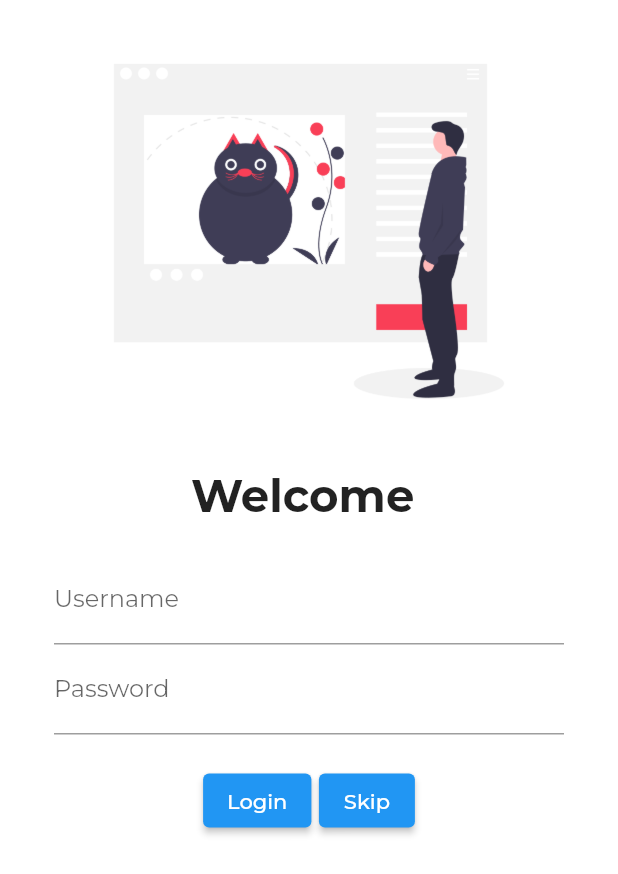
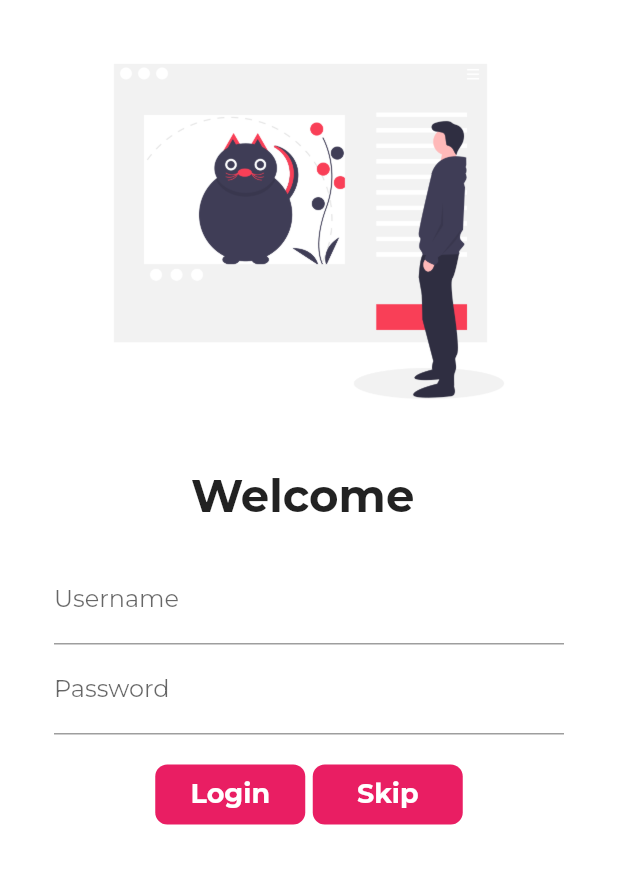
Before and after one commit to derpLLC/Petscue, a Flutter app: the screen it shows after launch, on a phone screen of 412 x 824 dp. Shown: the top 874 px of the screen. Run offline on Flutter 3.47's test engine with Material 2 defaults, Android fonts, the light colour scheme and no system bars; our stand-ins replace font_awesome_flutter, google_fonts.

Commit message:
lib: login: create our own button with styling of our choice
*use InkWell

Signed-off-by: Ayush Dubey <ayushdubey70@gmail.com>

```diff
--- a/lib/screen/login.dart
+++ b/lib/screen/login.dart
@@ -57,21 +57,66 @@ class _LoginState extends State<Login> {
                   Row(
                     mainAxisAlignment: MainAxisAlignment.center,
                     children: [
-                      ElevatedButton(
-                        onPressed: () {},
-                        child: Text("Login"),
-                        style: TextButton.styleFrom(),
+                      InkWell(
+                        onTap: () {
+                          Navigator.pushNamed(context, MyRoutes.homeRoute);
+                        },
+                        child: Container(
+                          alignment: Alignment.center,
+                          height: 40.0,
+                          width: 100.0,
+                          child: Text(
+                            'Login',
+                            style: TextStyle(
+                              color: Colors.white,
+                              fontSize: 18,
+                              fontWeight: FontWeight.bold,
+                            ),
+                          ),
+                          decoration: BoxDecoration(
+                            color: Colors.pink,
+                            borderRadius: BorderRadius.circular(8.0),
+                          ),
+                        ),
                       ),
                       SizedBox(
                         width: 5.0,
                       ),
-                      ElevatedButton(
-                        onPressed: () {
+                      InkWell(
+                        onTap: () {
                           Navigator.pushNamed(context, MyRoutes.homeRoute);
                         },
-                        child: Text("Skip"),
-                        style: TextButton.styleFrom(),
+                        child: Container(
+                          alignment: Alignment.center,
+                          height: 40.0,
+                          width: 100.0,
+                          child: Text(
+                            'Skip',
+                            style: TextStyle(
+                                color: Colors.white,
+                                fontSize: 18,
+                                fontWeight: FontWeight.bold),
+                          ),
+                          decoration: BoxDecoration(
+                              color: Colors.pink,
+                              borderRadius: BorderRadius.circular(8.0)),
+                        ),
                       ),
+                      // ElevatedButton(
+                      //   onPressed: () {},
+                      //   child: Text("Login"),
+                      //   style: TextButton.styleFrom(),
+                      // ),
+                      // SizedBox(
+                      //   width: 5.0,
+                      // ),
+                      // ElevatedButton(
+                      //   onPressed: () {
+                      //     Navigator.pushNamed(context, MyRoutes.homeRoute);
+                      //   },
+                      //   child: Text("Skip"),
+                      //   style: TextButton.styleFrom(),
+                      // ),
                     ],
                   ),
                 ],
```
